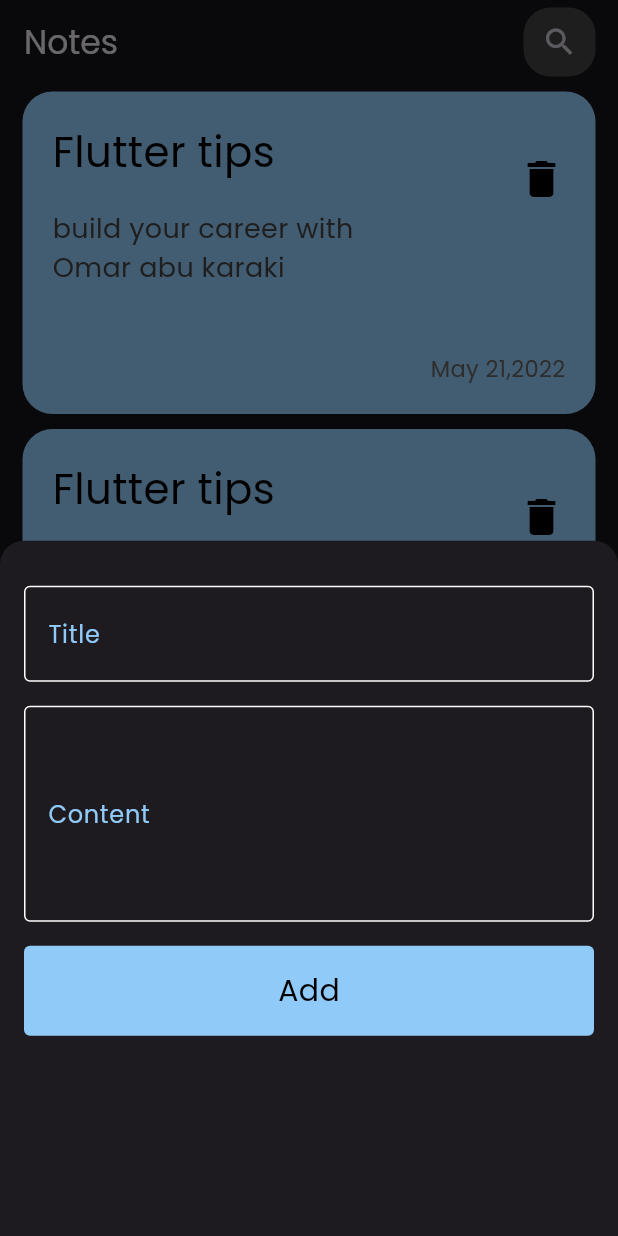
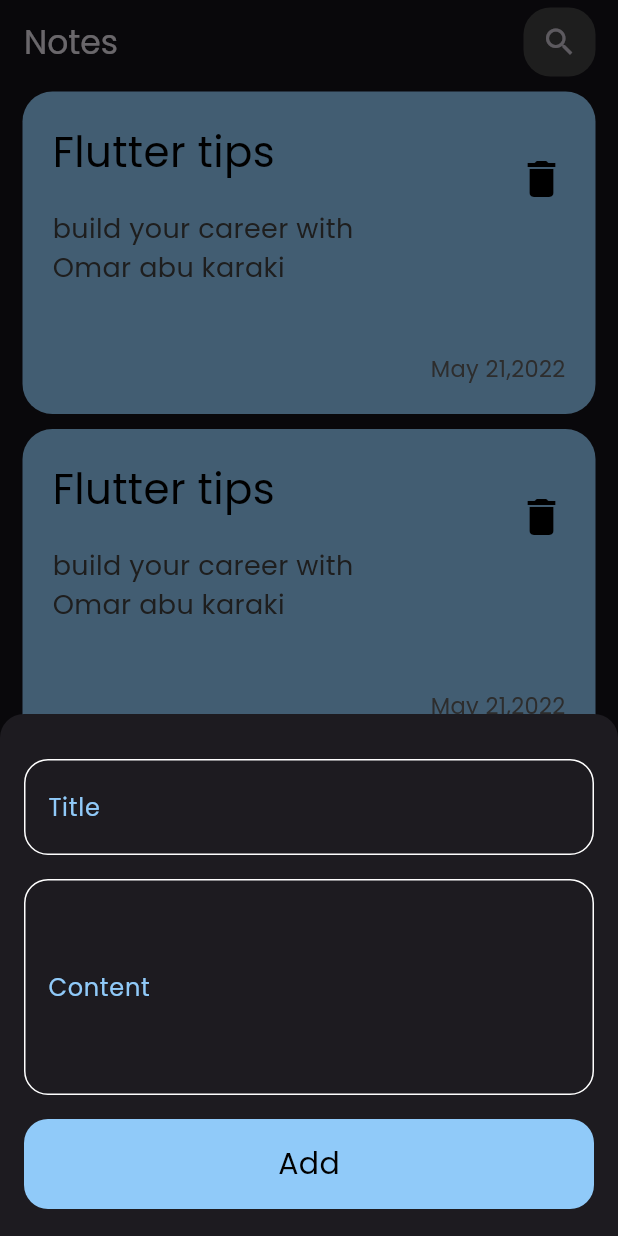
Before and after one commit to omarabukaraki/note_application, a Flutter app: the screen it shows after launch, after a tap on the "add" icon, on a phone screen of 412 x 824 dp. Run offline on Flutter 3.47's test engine with Material 2 defaults, Android fonts, the phone set to English and light mode, and no system bars.

Commit message:
finish notes buttom sheet

```diff
--- a/lib/component/add_note_page.dart
+++ b/lib/component/add_note_page.dart
@@ -8,7 +8,8 @@ class AddNotePage extends StatelessWidget {
 
   @override
   Widget build(BuildContext context) {
-    return Column(
+    return SingleChildScrollView(
+      child: Column(
         children: [
           const Padding(
             padding: EdgeInsets.only(top: 30, left: 16, right: 16, bottom: 8),
@@ -22,8 +23,12 @@ class AddNotePage extends StatelessWidget {
               )),
           CustomAddNoteButton(
             onTap: () {},
-        )
+          ),
+          const SizedBox(
+            height: 10,
+          ),
         ],
+      ),
     );
   }
 }
--- a/lib/component/custom_add_note_button.dart
+++ b/lib/component/custom_add_note_button.dart
@@ -14,7 +14,7 @@ class CustomAddNoteButton extends StatelessWidget {
         width: double.infinity,
         height: 60,
         decoration: BoxDecoration(
-            borderRadius: BorderRadius.circular(4), color: KprimaryColor),
+            borderRadius: BorderRadius.circular(16), color: KprimaryColor),
         child: const Center(
             child: Text(
           'Add',
--- a/lib/component/custom_text_field.dart
+++ b/lib/component/custom_text_field.dart
@@ -20,6 +20,8 @@ class CustomTextField extends StatelessWidget {
   }
 
   OutlineInputBorder buildBorder({required color}) {
-    return OutlineInputBorder(borderSide: BorderSide(color: color));
+    return OutlineInputBorder(
+        borderSide: BorderSide(color: color),
+        borderRadius: BorderRadius.circular(16));
   }
 }
```
Lines whose indentation alone changed are shown as unchanged.
